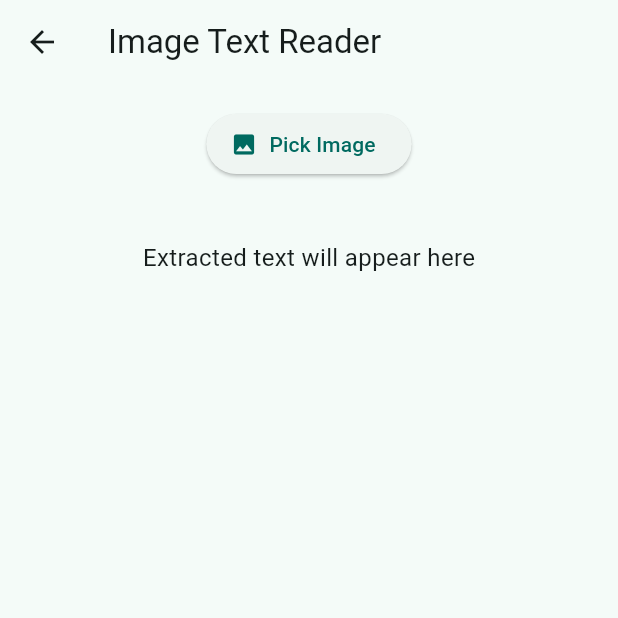
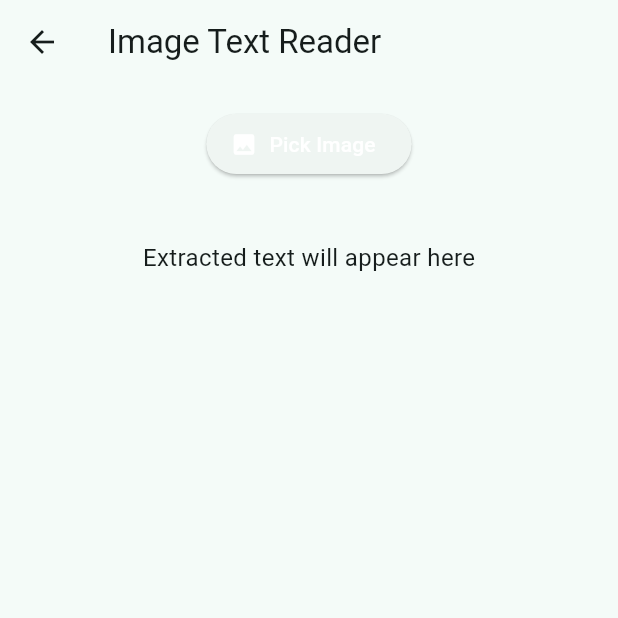
Before and after one commit to Peehu1308/Saathi, a Flutter app: the OCRScreen screen opened directly, on a phone screen of 412 x 824 dp, the top half of it. Run offline on Flutter 3.47's test engine with Material 3 defaults, Android fonts, the phone set to English and light mode, and no system bars; our stand-ins replace flutter_tts, image_picker; missing offline and left inert: google_mlkit_text_recognition, translator.

Commit message:
Image style

```diff
--- a/lib/image.dart
+++ b/lib/image.dart
@@ -66,8 +66,8 @@ class _OCRScreenState extends State<OCRScreen> {
           children: [
             ElevatedButton.icon(
               onPressed: _pickImage,
-              icon: Icon(Icons.image),
-              label: Text("Pick Image"),
+              icon: Icon(Icons.image,color: Colors.white,),
+              label: Text("Pick Image",style: TextStyle(color: Colors.white),),
             ),
             SizedBox(height: 20),
             _image != null ? Image.file(_image!, height: 200) : Container(),
```
